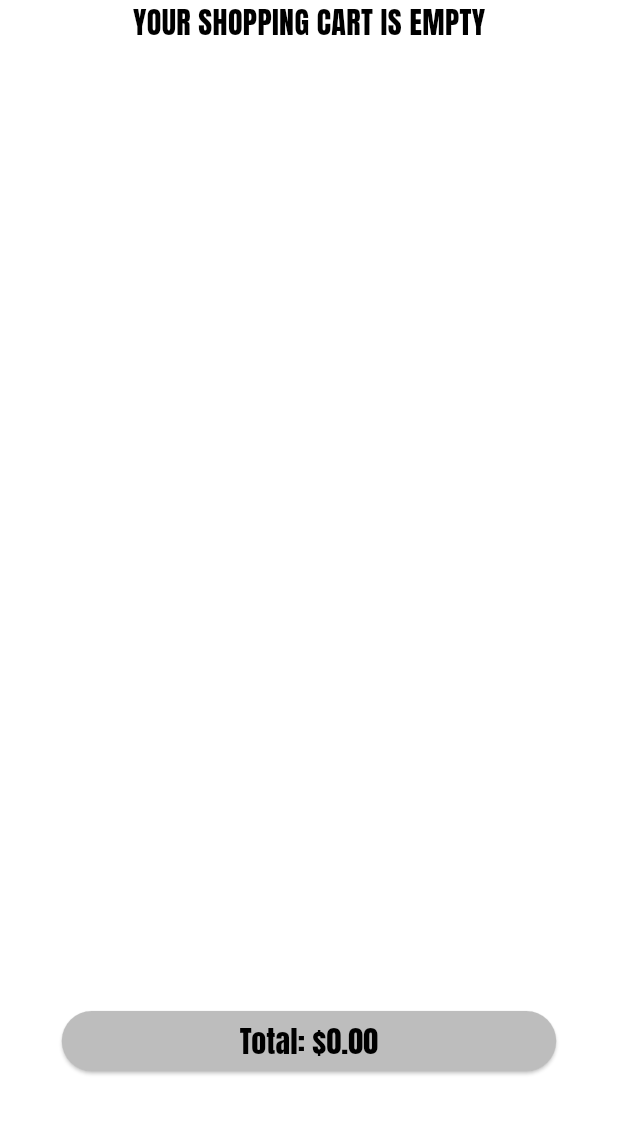
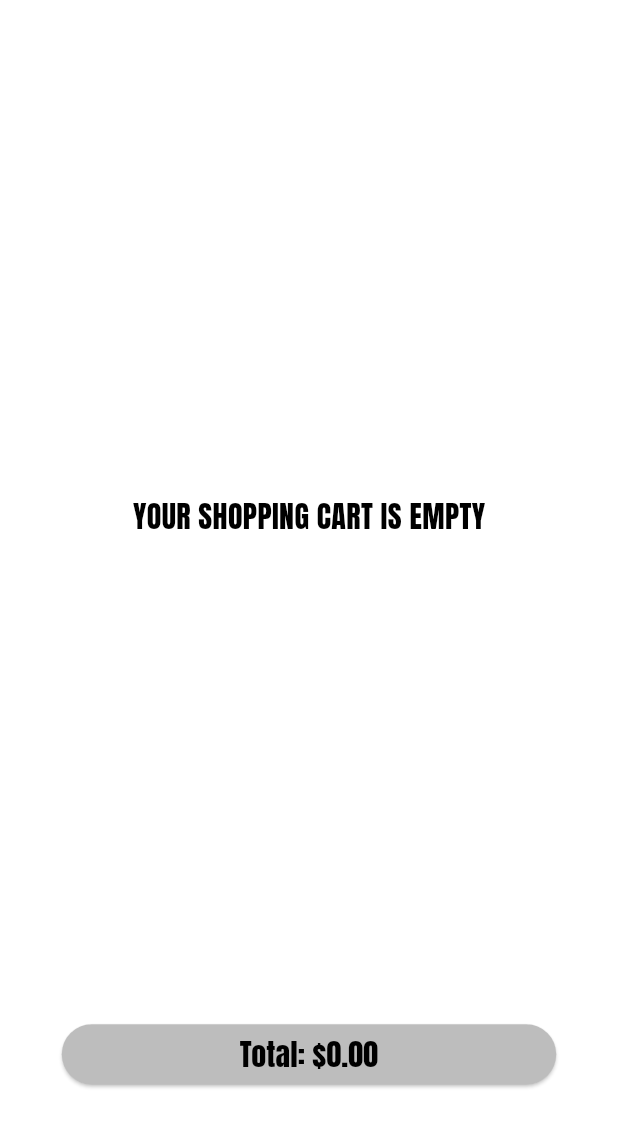
Before and after one commit to pashaxd/Yori-Sport-Mobile-App, a Flutter app: the ShoppingCartScreen screen opened directly, on a phone screen of 412 x 824 dp, the part 84-1232 px from its top. Run offline on Flutter 3.47's test engine with Material 3 defaults, Android fonts, the phone set to English and light mode, and no system bars; our stand-ins replace carousel_slider, cloud_firestore, firebase_auth, firebase_core, flutter_svg; missing offline and left inert: firebase_ui_auth; accounts and stored records are empty; network calls fail.

```diff
--- a/lib/abstractions/product_card/product_card.dart
+++ b/lib/abstractions/product_card/product_card.dart
@@ -50,6 +50,7 @@ class ProductCard extends StatelessWidget {
               ),
               Padding(
                 padding: EdgeInsets.all(MediaQuery.of(context).size.height*0.01),
+
                 child: Text(
                   '$description\$',
                   style: TextStyles.defaultStyle,
--- a/lib/features/shopping_cart_screen.dart
+++ b/lib/features/shopping_cart_screen.dart
@@ -61,9 +61,12 @@ class _ShoppingCartScreenState extends State<ShoppingCartScreen> {
         children: [
           cartProvider.items.isEmpty
               ? Center(
+                  child: Padding(
+                    padding:  EdgeInsets.only(top:MediaQuery.of(context).size.height * 0.4),
                     child: Text(
                       'YOUR SHOPPING CART IS EMPTY',
                       style: TextStyles.defaultStyle,
+                    ),
                   ),
                 )
               : Expanded(
@@ -88,8 +91,8 @@ class _ShoppingCartScreenState extends State<ShoppingCartScreen> {
                   ),
                 ),
           Container(
+          padding: EdgeInsets.only(bottom:MediaQuery.of(context).size.height * 0.05),
             width: MediaQuery.of(context).size.width * 0.8,
-            padding: EdgeInsets.only(bottom: 50),
             child: ElevatedButton(
               style: ButtonStyle(
                 backgroundColor: MaterialStateProperty.all<Color>(
@@ -108,7 +111,8 @@ class _ShoppingCartScreenState extends State<ShoppingCartScreen> {
                 style: TextStyles.defaultStyle,
               ),
             ),
-          ),
+
+          ) ,
         ],
       ),
     );
```
Also changed, not shown: lib/features/base.dart (+6 -4 lines), lib/features/shop_screen.dart (+27 -5 lines). Lines whose indentation alone changed are shown as unchanged.
